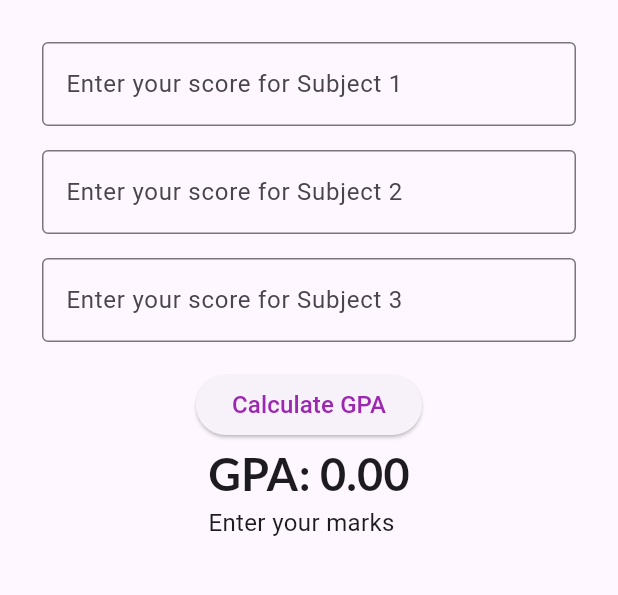
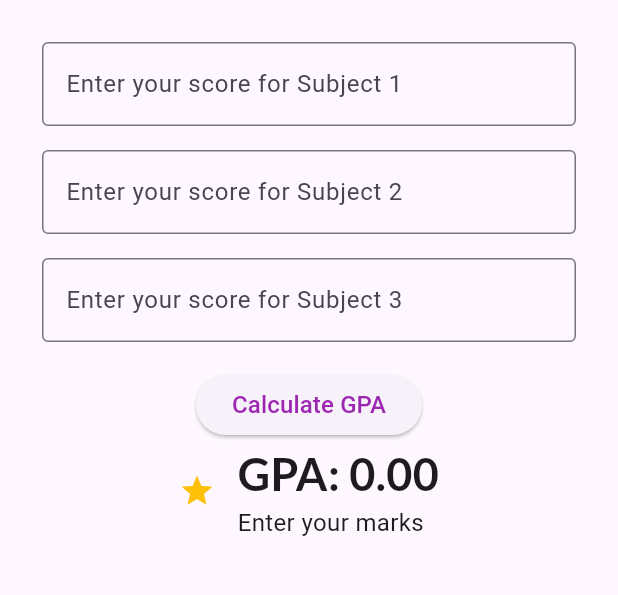
Before and after one commit to manishadroid/gpa_calculator, a Flutter app: the screen it shows after launch, on a phone screen of 412 x 824 dp, the part 279-874 px from its top. Run offline on Flutter 3.47's test engine with Material 3 defaults, Android fonts, the phone set to English and light mode, and no system bars; our stand-ins replace audioplayers, google_fonts.

Commit message:
Add icon

```diff
--- a/lib/main.dart
+++ b/lib/main.dart
@@ -101,6 +101,8 @@ class _MyHomePageState extends State<MyHomePage> {
                 Row(
                   mainAxisAlignment: MainAxisAlignment.center,
                   children: [
+                    const Icon(Icons.star, color: Colors.amber),
+                    const SizedBox(width: 15), //space btwn star
                     Column(
                       crossAxisAlignment: CrossAxisAlignment.start,
                       children: [
```
